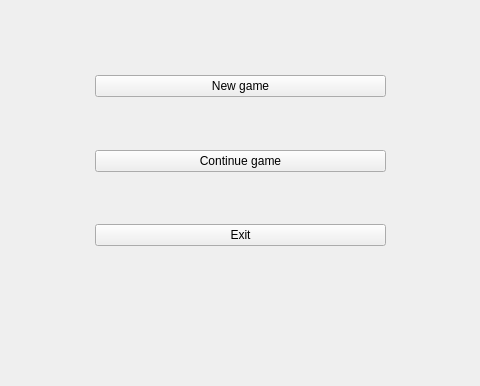
Qt form mainmenu.ui (KomandaB/-1) before a commit; both pictures show x 165 to 645 and y 115 to 501 of the 806 by 501 pixel window.
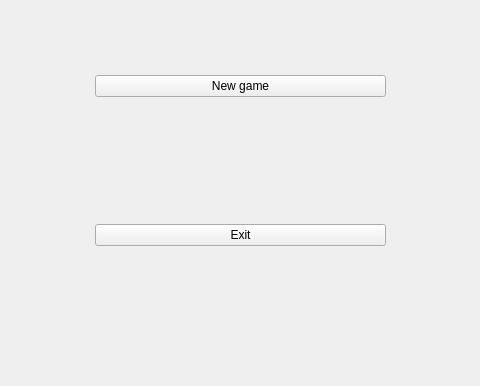
The same form after that commit.

```diff
--- a/mainmenu.ui
+++ b/mainmenu.ui
@@ -30,26 +30,6 @@
       </property>
      </widget>
     </item>
-    <item>
-     <spacer name="verticalSpacer">
-      <property name="orientation">
-       <enum>Qt::Vertical</enum>
-      </property>
-      <property name="sizeHint" stdset="0">
-       <size>
-        <width>20</width>
-        <height>40</height>
-       </size>
-      </property>
-     </spacer>
-    </item>
-    <item>
-     <widget class="QPushButton" name="pushButton_2">
-      <property name="text">
-       <string>Continue game</string>
-      </property>
-     </widget>
-    </item>
     <item>
      <spacer name="verticalSpacer_2">
       <property name="orientation">
```
